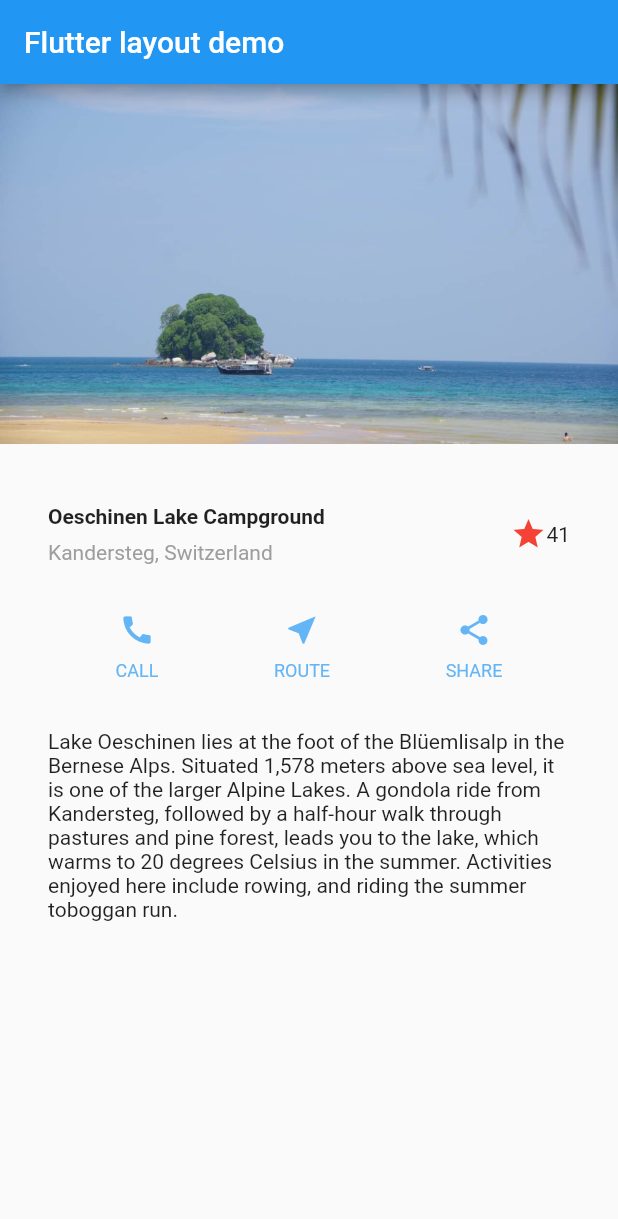
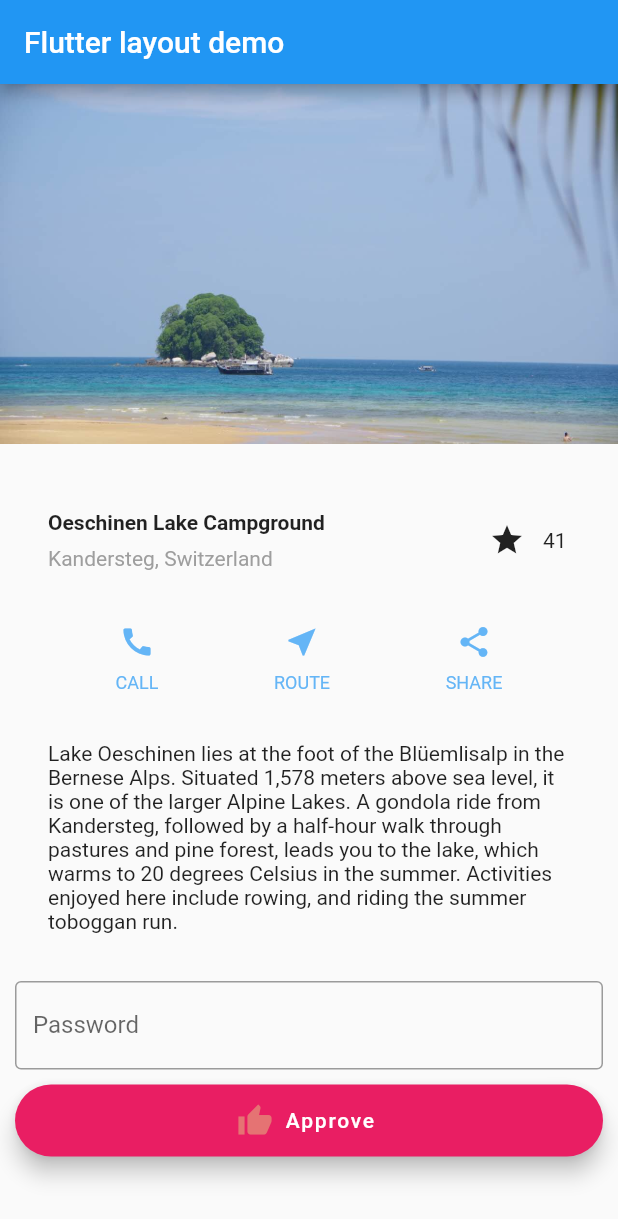
Before and after one commit to wangbin0802/FlutterApp, a Flutter app: the screen it shows after launch, on a phone screen of 412 x 824 dp. Shown: the top 1219 px of the screen. Run offline on Flutter 3.47's test engine with Material 2 defaults, Android fonts, the phone set to English and light mode, and no system bars.

Commit message:
Stateful and stateless widget demo

```diff
--- a/flutter_app/lib/layout.dart
+++ b/flutter_app/lib/layout.dart
@@ -12,25 +12,22 @@ Widget titleLayout = Container(
               padding: const EdgeInsets.only(bottom: 8),
               child: Text(
                 'Oeschinen Lake Campground',
-                style: TextStyle(
-                  fontWeight: FontWeight.bold
-                ),
+                style: TextStyle(fontWeight: FontWeight.bold),
               ),
             ),
             Text(
               'Kandersteg, Switzerland',
-              style: TextStyle(
-                color: Colors.grey[500]
-              ),
+              style: TextStyle(color: Colors.grey[500]),
             )
           ],
         ),
       ),
-      Icon(
-        Icons.star,
-        color: Colors.red[500],
-      ),
-      Text('41')
+//      Icon(
+//        Icons.star,
+//        color: Colors.red[500],
+//      ),
+      FavoriteWidget(),
+//      Text('41')
     ],
   ),
 );
@@ -56,7 +53,6 @@ Widget textSlection = Container(
     'enjoyed here include rowing, and riding the summer toboggan run.',
     softWrap: true,
   ),
-
 );
 
 Widget buttons = Container(
@@ -75,18 +71,100 @@ Column buildButtonColum(Color color, IconData iconData, String label) {
     mainAxisAlignment: MainAxisAlignment.center,
     mainAxisSize: MainAxisSize.min,
     children: <Widget>[
-      Icon(iconData, color: color,),
+      Icon(
+        iconData,
+        color: color,
+      ),
       Container(
         margin: const EdgeInsets.only(top: 8),
         child: Text(
           label,
           style: TextStyle(
-            fontSize: 12,
-            fontWeight: FontWeight.w400,
-            color: color
+              fontSize: 12, fontWeight: FontWeight.w400, color: color),
+        ),
+      )
+    ],
+  );
+}
+
+class FavoriteWidget extends StatefulWidget {
+  @override
+  _FavoriteWidgetState createState() {
+    return _FavoriteWidgetState();
+  }
+}
+
+class _FavoriteWidgetState extends State<FavoriteWidget> {
+  bool _isFavorited = true;
+  int _favoriteCount = 41;
+
+  void _toggleFavorite(bool newValue) {
+    setState(() {
+      _isFavorited = newValue;
+      _favoriteCount++;
+    });
+  }
+
+  @override
+  Widget build(BuildContext context) {
+    return FavoriteBox(_isFavorited, _favoriteCount, _toggleFavorite);
+  }
+}
+
+class FavoriteBox extends StatelessWidget {
+  FavoriteBox(this._isFavorited, this._favoriteCount, this.onChanged);
+
+  final ValueChanged<bool> onChanged;
+  final bool _isFavorited;
+  final int _favoriteCount;
+
+  void handleChanged() {
+    onChanged(!_isFavorited);
+  }
+
+  @override
+  Widget build(BuildContext context) {
+    return Row(
+      mainAxisSize: MainAxisSize.min,
+      children: <Widget>[
+        Container(
+          padding: EdgeInsets.all(0),
+          child: IconButton(
+              icon: (_isFavorited ? Icon(Icons.star) : Icon(Icons.star_border)),
+              onPressed: handleChanged),
+        ),
+        SizedBox(
+          width: 18,
+          child: Container(
+            child: Text(
+              '$_favoriteCount',
             ),
           ),
         )
       ],
     );
   }
+}
+
+Widget textFieldArea = Container(
+  padding: const EdgeInsets.only(left: 10, right: 10),
+  child: TextField(
+    obscureText: false,
+    decoration: InputDecoration(
+        fillColor: Colors.blue,
+        border: OutlineInputBorder(),
+        labelText: 'Password'),
+  ),
+);
+
+Widget floatActionButton = Container(
+    margin: EdgeInsets.all(10),
+    child: FloatingActionButton.extended(
+      onPressed: null,
+      label: Text('Approve'),
+      icon: Icon(
+        Icons.thumb_up,
+        color: Colors.red[300],
+      ),
+      backgroundColor: Colors.pink,
+    ));
--- a/flutter_app/lib/main.dart
+++ b/flutter_app/lib/main.dart
@@ -69,7 +69,9 @@ class MyApp extends StatelessWidget {
               imageLayout,
               titleLayout,
               buttons,
-              textSlection
+              textSlection,
+              textFieldArea,
+              floatActionButton
             ],
           )),
     );
```
Also changed, not shown: flutter_app/pubspec.lock. Lines whose indentation alone changed are shown as unchanged.
